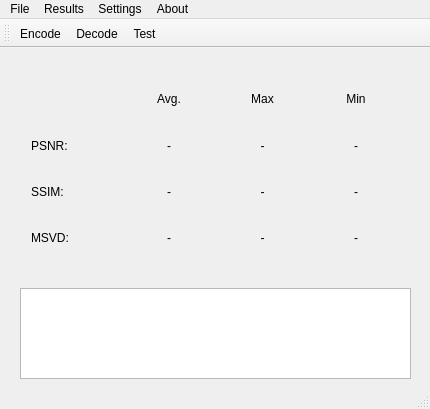
The window that mainwindow.ui (honzabilek4/VideoCodecs) describes before a commit, drawn with Qt 5.
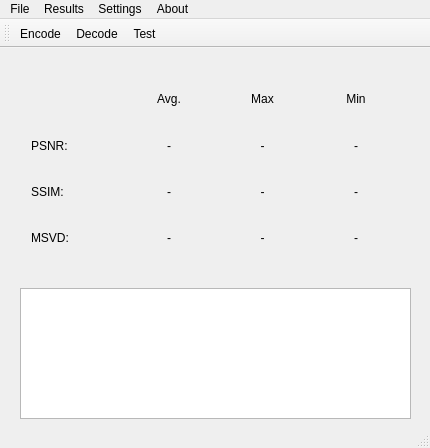
The same window after the commit.

Diff of the .ui file:
```diff
--- a/mainwindow.ui
+++ b/mainwindow.ui
@@ -7,7 +7,7 @@
     <x>0</x>
     <y>0</y>
     <width>430</width>
-    <height>409</height>
+    <height>448</height>
    </rect>
   </property>
   <property name="sizePolicy">
@@ -26,7 +26,7 @@
       <x>20</x>
       <y>240</y>
       <width>391</width>
-      <height>91</height>
+      <height>131</height>
      </rect>
     </property>
    </widget>
```
